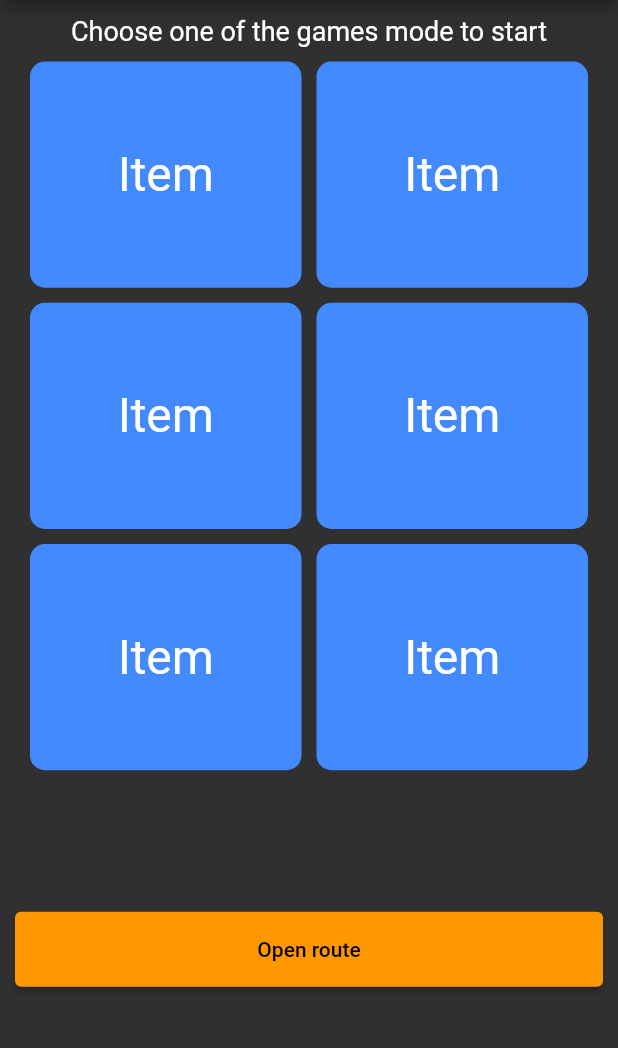
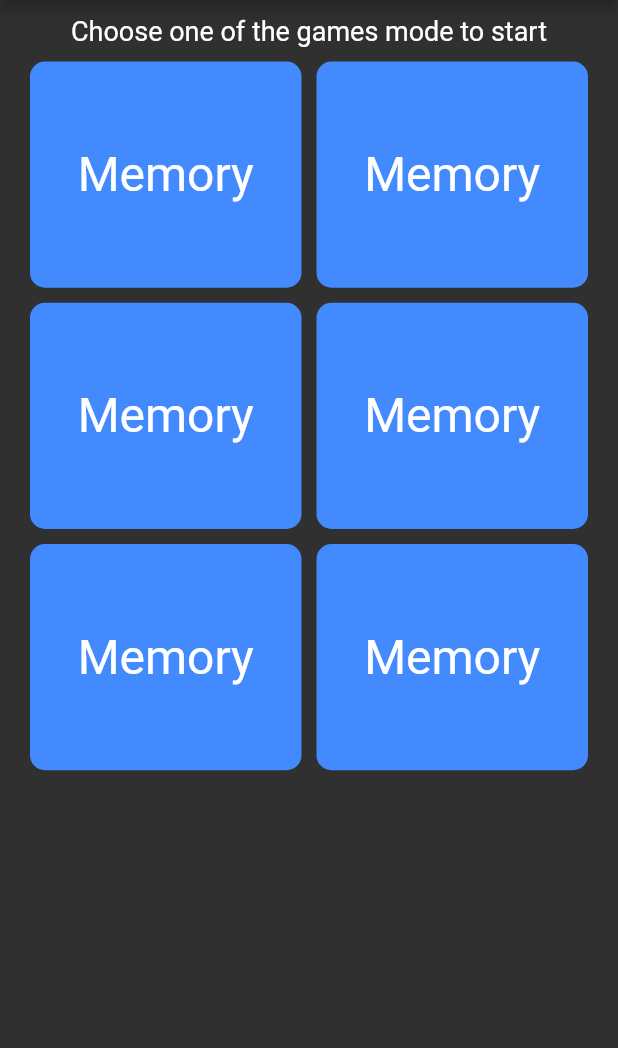
Before and after one commit to hasangenc0/schulte-table, a Flutter app: the screen it shows after launch, on a phone screen of 412 x 824 dp, the part 84-1132 px from its top. Run offline on Flutter 3.47's test engine with Material 2 defaults, Android fonts, the phone set to English and light mode, and no system bars; generated files the repository leaves out were written again.

Commit message:
Add routing between home and schulte table

```diff
--- a/lib/components/home.dart
+++ b/lib/components/home.dart
@@ -2,6 +2,7 @@ import 'package:flutter/material.dart';
 import 'package:flutter_gen/gen_l10n/app_localizations.dart';
 import 'package:schulte_table/components/schulte_table.dart';
 import 'menu_item.dart';
+import '../enums/game_mode.dart';
 
 class Home extends StatelessWidget {
   @override
@@ -17,7 +18,7 @@ class Home extends StatelessWidget {
               Center(
                   child: RichText(
                       text: TextSpan(
-                text: 'Choose one of the games mode to start',
+                text: AppLocalizations.of(context).chooseGameMode,
                 style: new TextStyle(
                   fontSize: 18,
                   color: Colors.white,
@@ -32,21 +33,9 @@ class Home extends StatelessWidget {
                     childAspectRatio: 1.2,
                     crossAxisCount: 2,
                     children: List.generate(6, (index) {
-                      return Container(child: MenuItem());
+                      return Container(child: MenuItem(GameMode.values[index]));
                     }),
-                  )),
-              Container(
-                height: 50,
-                child: ElevatedButton(
-                  child: Text('Open route'),
-                  onPressed: () {
-                    Navigator.push(
-                      context,
-                      MaterialPageRoute(builder: (context) => SchulteTable()),
-                    );
-                  },
-                ),
-              )
+                  ))
             ]),
           ),
         ));
--- a/lib/components/menu_item.dart
+++ b/lib/components/menu_item.dart
@@ -1,20 +1,37 @@
 import 'package:flutter/material.dart';
+import 'package:schulte_table/components/schulte_table.dart';
+import 'package:schulte_table/enums/game_mode.dart';
+import '../game/game.dart';
+import 'package:schulte_table/game/game_mode_strategy.dart';
 
 class MenuItem extends StatelessWidget {
+  final GameModeStrategy gameMode;
+
+  MenuItem(GameMode gameMode) : this.gameMode = Game.getGameMode(gameMode);
+
   @override
   Widget build(BuildContext context) {
-    return Container(
+    return GestureDetector(
+        onTap: () {
+          Navigator.push(
+            context,
+            MaterialPageRoute(
+                builder: (context) => SchulteTable(this.gameMode)),
+          );
+        },
+        child: Container(
           decoration: BoxDecoration(
-          color: Colors.blueAccent, borderRadius: BorderRadius.circular(10)),
+              color: Colors.blueAccent,
+              borderRadius: BorderRadius.circular(10)),
           child: Center(
             child: Text(
-          'Item',
+              gameMode.getName(context),
               style: TextStyle(
                 fontSize: 32,
                 color: Colors.white,
               ),
             ),
           ),
-    );
+        ));
   }
 }
```
Also changed, not shown: lib/components/schulte_table.dart (+29 -15 lines). Lines whose indentation alone changed are shown as unchanged.
